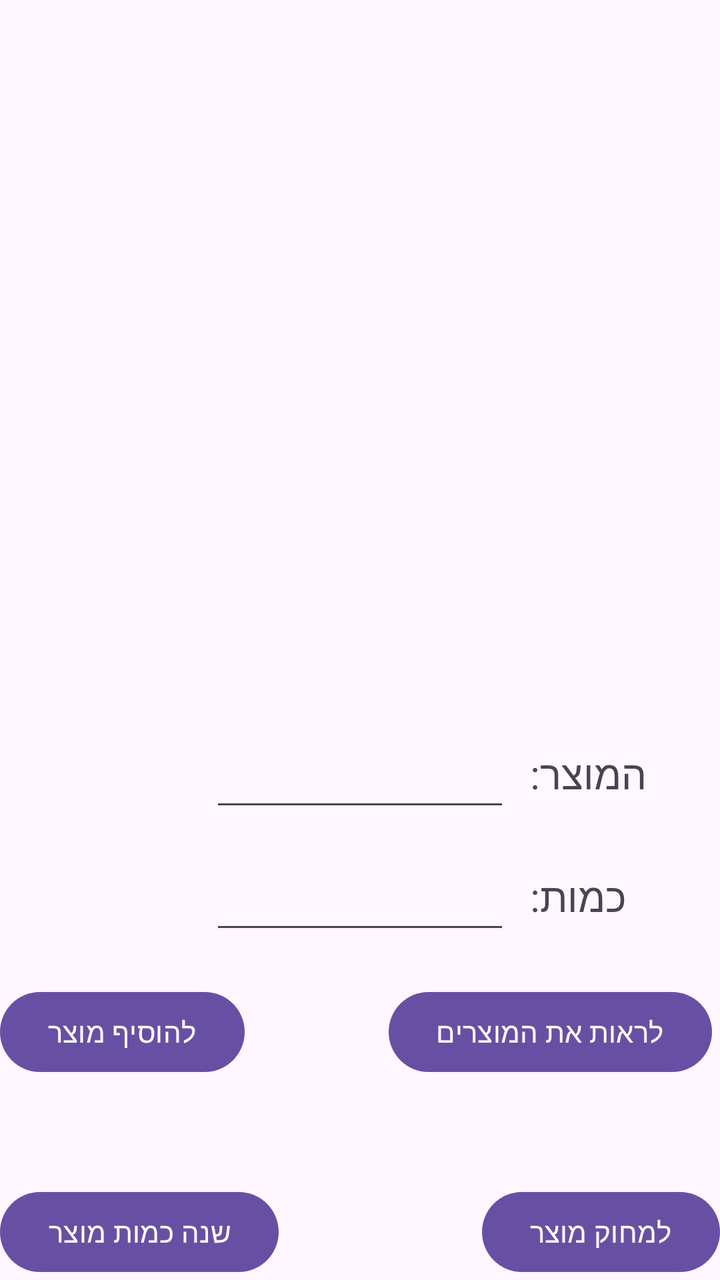
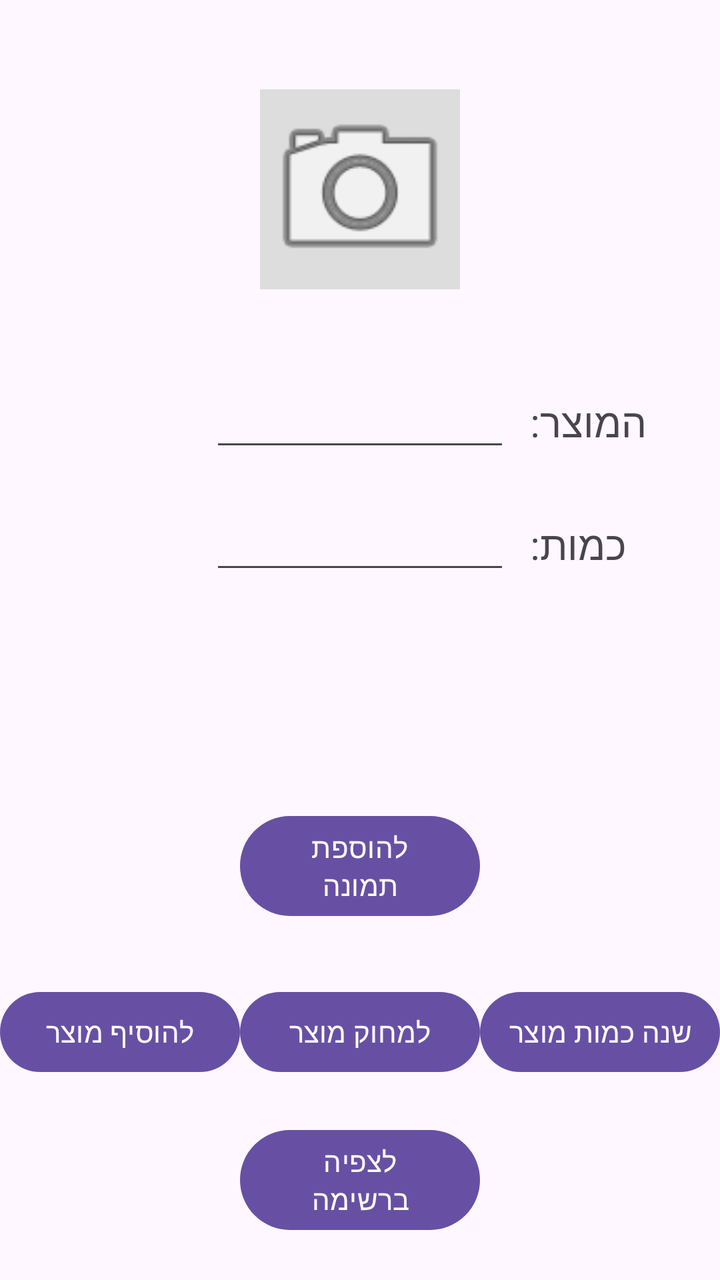

The first picture is an Android layout as it rendered before a commit; the second is the same layout after the commit. The layout source and the unified diff follow.
<!-- AndroidManifest.xml: application theme Theme.GroceryListApp -->
<!-- res/layout/activity_main.xml -->
<?xml version="1.0" encoding="utf-8"?>
<androidx.constraintlayout.widget.ConstraintLayout xmlns:android="http://schemas.android.com/apk/res/android"
    xmlns:app="http://schemas.android.com/apk/res-auto"
    xmlns:tools="http://schemas.android.com/tools"
    android:id="@+id/main"
    android:layout_width="match_parent"
    android:layout_height="match_parent"
    tools:context=".MainActivity">

    <ListView
        android:id="@+id/groceryListView"
        android:layout_width="0dp"
        android:layout_height="0dp"
        app:layout_constraintTop_toTopOf="parent"
        app:layout_constraintStart_toStartOf="parent"
        app:layout_constraintEnd_toEndOf="parent"
        app:layout_constraintBottom_toTopOf="@+id/etName"
        android:layout_marginBottom="40dp"/>

    <EditText
        android:id="@+id/etName"
        android:layout_width="150dp"
        android:layout_height="wrap_content"
        android:layout_marginBottom="20dp"
        app:layout_constraintBottom_toTopOf="@+id/etAmount"
        app:layout_constraintEnd_toEndOf="parent"
        app:layout_constraintStart_toStartOf="parent" />


    <EditText
        android:id="@+id/etAmount"
        android:layout_marginBottom="20dp"
        android:layout_width="150dp"
        android:inputType="number"
        android:layout_height="wrap_content"
        app:layout_constraintBottom_toTopOf="@+id/btnAdd"
        app:layout_constraintEnd_toEndOf="parent"
        app:layout_constraintStart_toStartOf="parent" />

    <Button
        android:id="@+id/btnAdd"
        android:layout_width="wrap_content"
        android:layout_height="wrap_content"
        android:text="להוסיף מוצר"
        app:layout_constraintBottom_toBottomOf="parent"
        app:layout_constraintStart_toStartOf="parent"
        android:layout_marginBottom="100dp"/>

    <Button
        android:id="@+id/btnDelete"
        android:layout_width="wrap_content"
        android:layout_height="wrap_content"
        android:text="למחוק מוצר"
        app:layout_constraintBottom_toBottomOf="parent"
        app:layout_constraintEnd_toEndOf="parent" />

    <Button
        android:id="@+id/btnShow"
        android:layout_width="wrap_content"
        android:layout_height="wrap_content"
        android:layout_marginEnd="4dp"
        android:text="לראות את המוצרים"
        app:layout_constraintBottom_toBottomOf="parent"
        app:layout_constraintEnd_toEndOf="parent"
        android:layout_marginBottom="100dp"/>

    <Button
        android:id="@+id/btnUpdate"
        android:layout_width="wrap_content"
        android:layout_height="wrap_content"
        android:text="שנה כמות מוצר"
        app:layout_constraintBottom_toBottomOf="parent"
        app:layout_constraintStart_toStartOf="parent" />

    <TextView
        android:layout_width="wrap_content"
        android:layout_height="wrap_content"
        android:textSize="20dp"
        android:text="המוצר:"
        android:layout_marginBottom="30dp"
        app:layout_constraintBottom_toTopOf="@+id/etAmount"
        app:layout_constraintStart_toEndOf="@+id/etName"
        android:layout_marginLeft="10dp"/>

    <TextView
        android:layout_width="wrap_content"
        android:layout_height="wrap_content"
        android:text="כמות:"
        android:textSize="20dp"
        android:layout_marginLeft="10dp"
        android:layout_marginBottom="30dp"
        app:layout_constraintBottom_toTopOf="@+id/btnShow"
        app:layout_constraintStart_toEndOf="@+id/etAmount" />


</androidx.constraintlayout.widget.ConstraintLayout>
<!-- resources referenced by this layout -->
<resources>
  <style name="Theme.GroceryListApp" parent="Base.Theme.GroceryListApp" />
  <style name="Base.Theme.GroceryListApp" parent="Theme.Material3.DayNight.NoActionBar">
          
          
      </style>
</resources>

<!-- the commit's change to res/layout/activity_main.xml (unified diff, before → after) -->
@@ -7,15 +7,38 @@
     android:layout_height="match_parent"
     tools:context=".MainActivity">
 
-    <ListView
-        android:id="@+id/groceryListView"
-        android:layout_width="0dp"
-        android:layout_height="0dp"
-        app:layout_constraintTop_toTopOf="parent"
+    <LinearLayout
+        android:id="@+id/imageLayout"
+        android:layout_width="wrap_content"
+        android:layout_height="wrap_content"
+        android:gravity="center"
+        android:orientation="vertical"
+        android:padding="4dp"
+        app:layout_constraintBottom_toTopOf="@+id/etName"
+        app:layout_constraintEnd_toEndOf="parent"
         app:layout_constraintStart_toStartOf="parent"
-        app:layout_constraintEnd_toEndOf="parent"
-        app:layout_constraintBottom_toTopOf="@+id/etName"
-        android:layout_marginBottom="40dp"/>
+        app:layout_constraintTop_toTopOf="parent">
+
+        <TextView
+            android:id="@+id/tvStatus"
+            android:layout_width="wrap_content"
+            android:layout_height="wrap_content" />
+
+        <ImageView
+            android:id="@+id/ivPreview"
+            android:layout_width="100dp"
+            android:layout_height="100dp"
+            android:background="#DDDDDD"
+            android:contentDescription="תמונת המוצר"
+            android:scaleType="centerCrop"
+            android:src="@android:drawable/ic_menu_camera" />
+
+        <TextView
+            android:id="@+id/tvStats"
+            android:layout_width="wrap_content"
+            android:layout_height="wrap_content"
+            android:text="" />
+    </LinearLayout>
 
     <EditText
         android:id="@+id/etName"
@@ -26,71 +49,88 @@
         app:layout_constraintEnd_toEndOf="parent"
         app:layout_constraintStart_toStartOf="parent" />
 
-
     <EditText
         android:id="@+id/etAmount"
-        android:layout_marginBottom="20dp"
         android:layout_width="150dp"
+        android:layout_height="wrap_content"
+        android:layout_marginBottom="200dp"
         android:inputType="number"
-        android:layout_height="wrap_content"
         app:layout_constraintBottom_toTopOf="@+id/btnAdd"
         app:layout_constraintEnd_toEndOf="parent"
-        app:layout_constraintStart_toStartOf="parent" />
-
-    <Button
-        android:id="@+id/btnAdd"
-        android:layout_width="wrap_content"
-        android:layout_height="wrap_content"
-        android:text="להוסיף מוצר"
-        app:layout_constraintBottom_toBottomOf="parent"
-        app:layout_constraintStart_toStartOf="parent"
-        android:layout_marginBottom="100dp"/>
-
-    <Button
-        android:id="@+id/btnDelete"
-        android:layout_width="wrap_content"
-        android:layout_height="wrap_content"
-        android:text="למחוק מוצר"
-        app:layout_constraintBottom_toBottomOf="parent"
-        app:layout_constraintEnd_toEndOf="parent" />
-
-    <Button
-        android:id="@+id/btnShow"
-        android:layout_width="wrap_content"
-        android:layout_height="wrap_content"
-        android:layout_marginEnd="4dp"
-        android:text="לראות את המוצרים"
-        app:layout_constraintBottom_toBottomOf="parent"
-        app:layout_constraintEnd_toEndOf="parent"
-        android:layout_marginBottom="100dp"/>
-
-    <Button
-        android:id="@+id/btnUpdate"
-        android:layout_width="wrap_content"
-        android:layout_height="wrap_content"
-        android:text="שנה כמות מוצר"
-        app:layout_constraintBottom_toBottomOf="parent"
         app:layout_constraintStart_toStartOf="parent" />
 
     <TextView
         android:layout_width="wrap_content"
         android:layout_height="wrap_content"
-        android:textSize="20dp"
+        android:layout_marginStart="10dp"
         android:text="המוצר:"
-        android:layout_marginBottom="30dp"
-        app:layout_constraintBottom_toTopOf="@+id/etAmount"
-        app:layout_constraintStart_toEndOf="@+id/etName"
-        android:layout_marginLeft="10dp"/>
+        android:textSize="20sp"
+        app:layout_constraintBaseline_toBaselineOf="@+id/etName"
+        app:layout_constraintStart_toEndOf="@+id/etName" />
 
     <TextView
         android:layout_width="wrap_content"
         android:layout_height="wrap_content"
+        android:layout_marginStart="10dp"
         android:text="כמות:"
-        android:textSize="20dp"
-        android:layout_marginLeft="10dp"
-        android:layout_marginBottom="30dp"
-        app:layout_constraintBottom_toTopOf="@+id/btnShow"
+        android:textSize="20sp"
+        app:layout_constraintBaseline_toBaselineOf="@+id/etAmount"
         app:layout_constraintStart_toEndOf="@+id/etAmount" />
 
+    <Button
+        android:id="@+id/btnAdd"
+        android:layout_width="0dp"
+        android:layout_height="wrap_content"
+        android:layout_marginBottom="100dp"
+        android:padding="0dp"
+        android:text="להוסיף מוצר"
+        app:layout_constraintBottom_toBottomOf="parent"
+        app:layout_constraintEnd_toStartOf="@+id/btnDelete"
+        app:layout_constraintHorizontal_weight="1"
+        app:layout_constraintStart_toStartOf="parent" />
+
+    <Button
+        android:id="@+id/btnDelete"
+        android:layout_width="0dp"
+        android:layout_height="wrap_content"
+        android:layout_marginBottom="100dp"
+        android:padding="0dp"
+        android:text="למחוק מוצר"
+        app:layout_constraintBottom_toBottomOf="parent"
+        app:layout_constraintEnd_toStartOf="@+id/btnUpdate"
+        app:layout_constraintHorizontal_weight="1"
+        app:layout_constraintStart_toEndOf="@+id/btnAdd" />
+
+    <Button
+        android:id="@+id/btnUpdate"
+        android:layout_width="0dp"
+        android:layout_height="wrap_content"
+        android:layout_marginBottom="100dp"
+        android:padding="0dp"
+        android:text="שנה כמות מוצר"
+        app:layout_constraintBottom_toBottomOf="parent"
+        app:layout_constraintEnd_toEndOf="parent"
+        app:layout_constraintHorizontal_weight="1"
+        app:layout_constraintStart_toEndOf="@+id/btnDelete" />
+
+    <Button
+        android:id="@+id/btnAddImg"
+        android:layout_width="0dp"
+        android:layout_height="wrap_content"
+        android:layout_marginBottom="30dp"
+        android:text="להוספת תמונה"
+        app:layout_constraintBottom_toTopOf="@+id/btnDelete"
+        app:layout_constraintEnd_toEndOf="@+id/btnDelete"
+        app:layout_constraintStart_toEndOf="@+id/btnAdd" />
+
+    <Button
+        android:id="@+id/btnViewDB"
+        android:layout_width="0dp"
+        android:layout_height="wrap_content"
+        android:text="לצפיה ברשימה"
+        app:layout_constraintBottom_toBottomOf="parent"
+        app:layout_constraintEnd_toEndOf="@+id/btnDelete"
+        app:layout_constraintStart_toEndOf="@+id/btnAdd"
+        app:layout_constraintTop_toBottomOf="@+id/btnDelete" />
 
 </androidx.constraintlayout.widget.ConstraintLayout>
